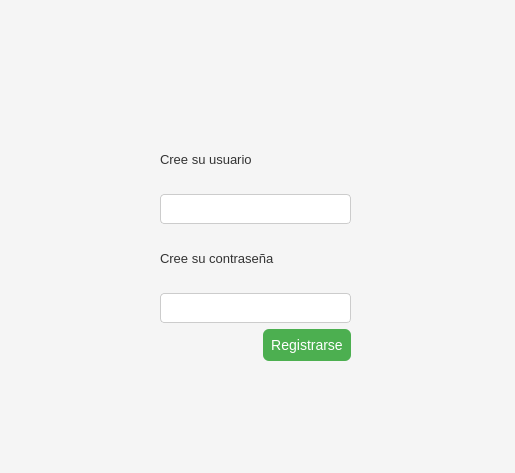
Luca0612-Simo/PythonCryptoTrader, file screens/Register.ui: the form before one commit.
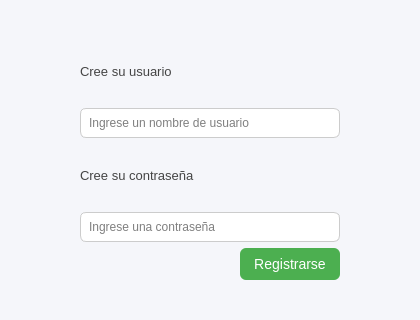
The form after the commit.

```diff
--- a/screens/Register.ui
+++ b/screens/Register.ui
@@ -6,8 +6,8 @@
    <rect>
     <x>0</x>
     <y>0</y>
-    <width>515</width>
-    <height>473</height>
+    <width>420</width>
+    <height>320</height>
    </rect>
   </property>
   <property name="windowTitle">
@@ -15,65 +15,83 @@
   </property>
   <property name="styleSheet">
    <string notr="true">QDialog {
-    background-color: #F5F5F5;
+    background-color: #F5F6FA;
+    font-family: "Segoe UI", "Roboto", sans-serif;
+    font-size: 14px;
+    color: #333;
 }</string>
   </property>
   <widget class="QWidget" name="verticalLayoutWidget">
    <property name="geometry">
     <rect>
-     <x>160</x>
-     <y>130</y>
-     <width>191</width>
-     <height>231</height>
+     <x>80</x>
+     <y>40</y>
+     <width>260</width>
+     <height>240</height>
     </rect>
    </property>
-   <layout class="QVBoxLayout" name="verticalLayout">
+   <layout class="QVBoxLayout" name="verticalLayout" stretch="0,0,0,0,0">
     <item>
      <widget class="QLabel" name="label">
-      <property name="styleSheet">
-       <string notr="true">QLabel {
-    font-size: 13px;
-    color: #333333;
-}</string>
-      </property>
       <property name="text">
        <string>Cree su usuario</string>
       </property>
+      <property name="styleSheet">
+       <string notr="true">QLabel {
+    font-size: 13px;
+    color: #444;
+}</string>
+      </property>
      </widget>
     </item>
     <item>
      <widget class="QLineEdit" name="UserTxt">
+      <property name="placeholderText">
+       <string>Ingrese un nombre de usuario</string>
+      </property>
       <property name="styleSheet">
        <string notr="true">QLineEdit {
-    background-color: white;
-    border: 1px solid #CCCCCC;
-    border-radius: 4px;
+    background: #fff;
+    border: 1px solid #CCC;
+    border-radius: 6px;
     padding: 6px;
+}
+QLineEdit:focus {
+    border: 1px solid #4CAF50;
 }</string>
       </property>
      </widget>
     </item>
     <item>
      <widget class="QLabel" name="label_2">
-      <property name="styleSheet">
-       <string notr="true">QLabel {
-    font-size: 13px;
-    color: #333333;
-}</string>
-      </property>
       <property name="text">
        <string>Cree su contraseña</string>
       </property>
+      <property name="styleSheet">
+       <string notr="true">QLabel {
+    font-size: 13px;
+    color: #444;
+}</string>
+      </property>
      </widget>
     </item>
     <item>
      <widget class="QLineEdit" name="PassTxt">
+      <property name="echoMode">
+       <enum>QLineEdit::Password</enum>
+      </property>
+      <property name="placeholderText">
+       <string>Ingrese una contraseña</string>
+      </property>
       <property name="styleSheet">
        <string notr="true">QLineEdit {
-    background-color: white;
-    border: 1px solid #CCCCCC;
-    border-radius: 4px;
+    background: #fff;
+    border: 1px solid #CCC;
+    border-radius: 6px;
     padding: 6px;
+}
+QLineEdit:focus {
+    border: 1px solid #4CAF50;
 }</string>
       </property>
      </widget>
@@ -100,10 +118,10 @@
     background-color: #4CAF50;
     color: white;
     font-size: 14px;
-    padding: 8px;
+    padding: 8px 14px;
     border-radius: 6px;
+    border: none;
 }
-
 QPushButton:hover {
     background-color: #388E3C;
 }</string>
```
Left out of the diff: 15 changed lines with no effect on the pictures.
